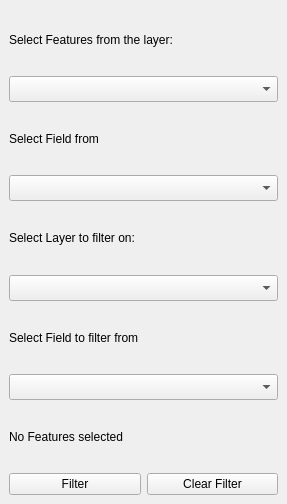
First picture: the form in forms/ui_filter.ui, repository Shai2u/filterbyselection, before the edit.
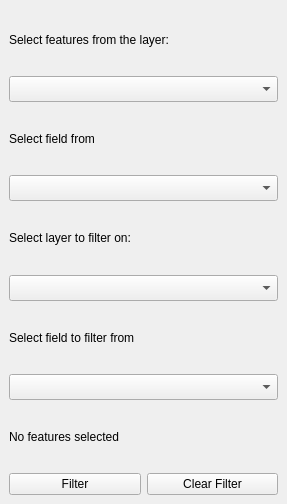
Second picture: the form after the edit. Custom widgets are drawn as their Qt base class.

Commit message: Rename UI and capitalization

Patch:
```diff
--- a/forms/ui_filter.ui
+++ b/forms/ui_filter.ui
@@ -41,7 +41,7 @@
     <item row="7" column="0" colspan="2">
      <widget class="QLabel" name="selectAttributeFrom_2">
       <property name="text">
-       <string>Select Field to filter from</string>
+       <string>Select field to filter from</string>
       </property>
      </widget>
     </item>
@@ -71,7 +71,7 @@
     <item row="5" column="0" colspan="2">
      <widget class="QLabel" name="label">
       <property name="text">
-       <string>Select Layer to filter on:</string>
+       <string>Select layer to filter on:</string>
       </property>
      </widget>
     </item>
@@ -94,7 +94,7 @@
     <item row="3" column="0" colspan="2">
      <widget class="QLabel" name="selectAttributeFrom">
       <property name="text">
-       <string>Select Field from</string>
+       <string>Select field from</string>
       </property>
      </widget>
     </item>
@@ -117,14 +117,14 @@
     <item row="0" column="0" colspan="2">
      <widget class="QLabel" name="selectFeaturesFrom">
       <property name="text">
-       <string>Select Features from the layer:</string>
+       <string>Select features from the layer:</string>
       </property>
      </widget>
     </item>
     <item row="9" column="0" colspan="2">
      <widget class="QLabel" name="features_selected_label">
       <property name="text">
-       <string>No Features selected</string>
+       <string>No features selected</string>
       </property>
      </widget>
     </item>
```
Left out of the diff: 2 changed lines with no effect on the pictures.
